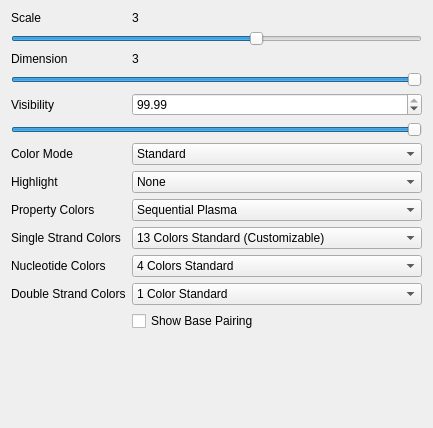
The window that AdenitaCoreSE/form/SEAdenitaVisualModelProperties.ui (edellano/Adenita-SAMSON-Edition) describes before a commit, drawn with Qt 5.
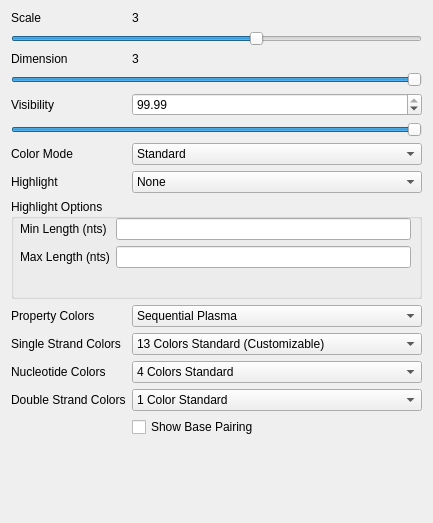
The same window after the commit.

Commit message: added highlighting for strands of certain lengths

```diff
--- a/AdenitaCoreSE/form/SEAdenitaVisualModelProperties.ui
+++ b/AdenitaCoreSE/form/SEAdenitaVisualModelProperties.ui
@@ -7,7 +7,7 @@
     <x>0</x>
     <y>0</y>
     <width>433</width>
-    <height>428</height>
+    <height>523</height>
    </rect>
   </property>
   <property name="minimumSize">
@@ -175,14 +175,62 @@
        </item>
       </widget>
      </item>
-     <item row="8" column="0">
+     <item row="8" column="0" colspan="2">
+      <widget class="QGroupBox" name="gboHighlight">
+       <property name="enabled">
+        <bool>true</bool>
+       </property>
+       <property name="minimumSize">
+        <size>
+         <width>0</width>
+         <height>100</height>
+        </size>
+       </property>
+       <property name="title">
+        <string>Highlight Options</string>
+       </property>
+       <widget class="QWidget" name="formLayoutWidget">
+        <property name="geometry">
+         <rect>
+          <x>9</x>
+          <y>19</y>
+          <width>391</width>
+          <height>61</height>
+         </rect>
+        </property>
+        <layout class="QFormLayout" name="formLayout_2">
+         <item row="0" column="0">
+          <widget class="QLabel" name="label_10">
+           <property name="text">
+            <string>Min Length (nts)</string>
+           </property>
+          </widget>
+         </item>
+         <item row="1" column="0">
+          <widget class="QLabel" name="label_11">
+           <property name="text">
+            <string>Max Length (nts)</string>
+           </property>
+          </widget>
+         </item>
+         <item row="0" column="1">
+          <widget class="QLineEdit" name="lneMinLen"/>
+         </item>
+         <item row="1" column="1">
+          <widget class="QLineEdit" name="lneMax"/>
+         </item>
+        </layout>
+       </widget>
+      </widget>
+     </item>
+     <item row="9" column="0">
       <widget class="QLabel" name="label_5">
        <property name="text">
         <string>Property Colors</string>
        </property>
       </widget>
      </item>
-     <item row="8" column="1">
+     <item row="9" column="1">
       <widget class="QComboBox" name="cbbPropertyColorSchemes">
        <item>
         <property name="text">
@@ -201,14 +249,14 @@
        </item>
       </widget>
      </item>
-     <item row="9" column="0">
+     <item row="10" column="0">
       <widget class="QLabel" name="label_6">
        <property name="text">
         <string>Single Strand Colors</string>
        </property>
       </widget>
      </item>
-     <item row="9" column="1">
+     <item row="10" column="1">
       <widget class="QComboBox" name="cbbSingleStrandColorScheme">
        <item>
         <property name="text">
@@ -232,14 +280,14 @@
        </item>
       </widget>
      </item>
-     <item row="10" column="0">
+     <item row="11" column="0">
       <widget class="QLabel" name="label_7">
        <property name="text">
         <string>Nucleotide Colors</string>
        </property>
       </widget>
      </item>
-     <item row="10" column="1">
+     <item row="11" column="1">
       <widget class="QComboBox" name="cbbNucleotideColorScheme">
        <item>
         <property name="text">
@@ -263,14 +311,14 @@
        </item>
       </widget>
      </item>
-     <item row="11" column="0">
+     <item row="12" column="0">
       <widget class="QLabel" name="label_8">
        <property name="text">
         <string>Double Strand Colors</string>
        </property>
       </widget>
      </item>
-     <item row="11" column="1">
+     <item row="12" column="1">
       <widget class="QComboBox" name="cbbDoulbeStrandColorScheme">
        <item>
         <property name="text">
@@ -299,7 +347,7 @@
        </item>
       </widget>
      </item>
-     <item row="12" column="1">
+     <item row="13" column="1">
       <widget class="QCheckBox" name="chbShowBasePairing">
        <property name="text">
         <string>Show Base Pairing</string>
```
Left out of the diff: 77 changed lines with no effect on the pictures. The commit also changes 4 other files.
